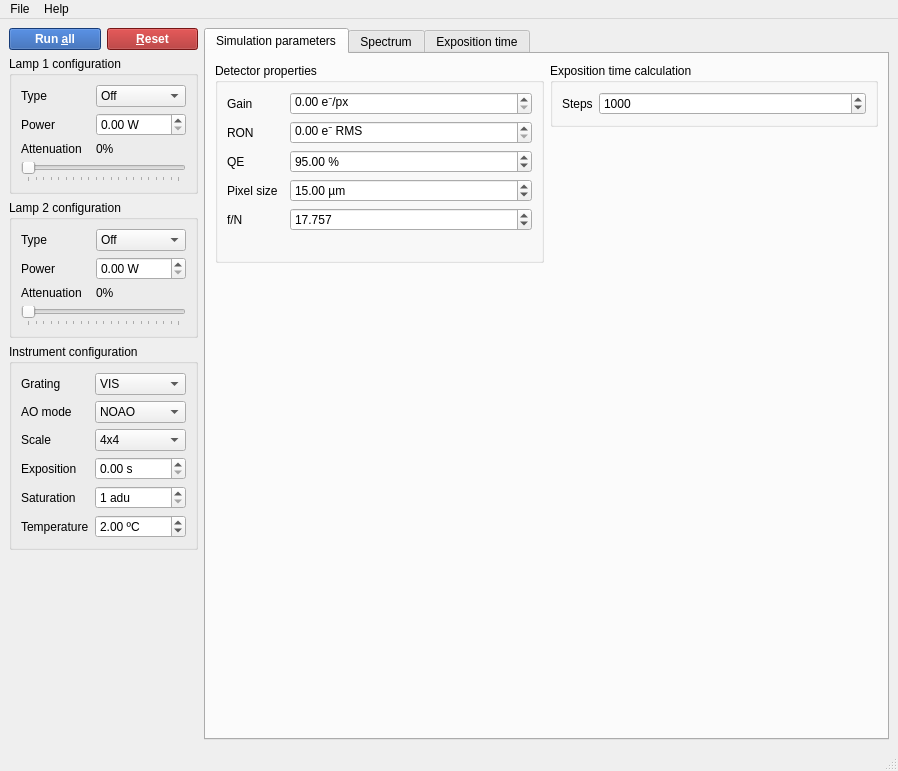
The window that simui/simui.ui (HARMONI-CAB/radiosim) describes before a commit, drawn with Qt 5.
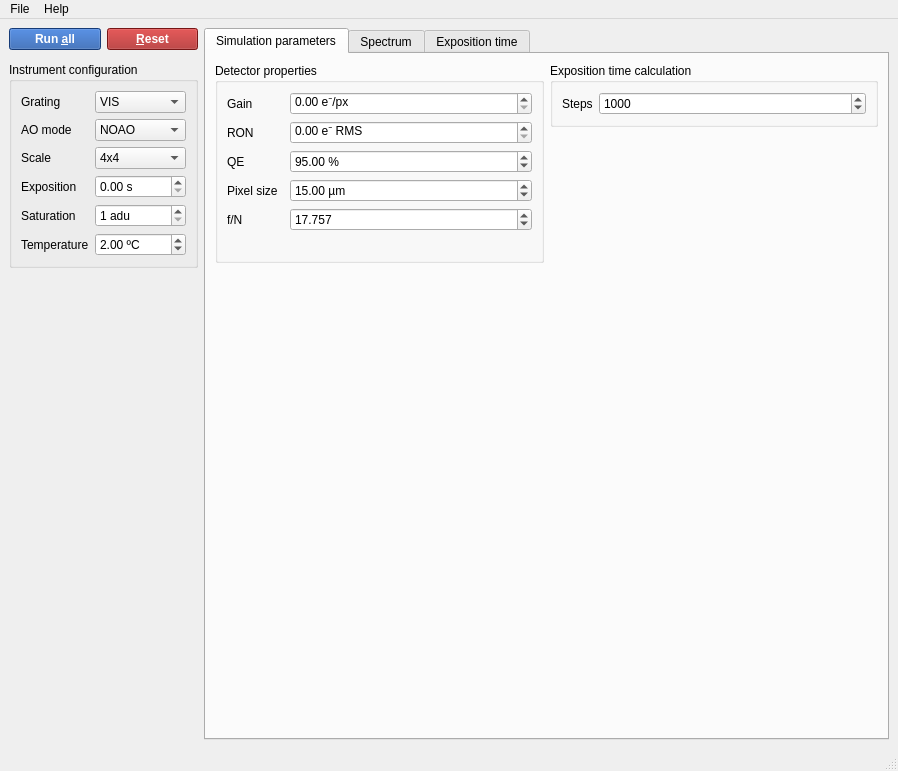
The same window after the commit.

Commit message: WIP: Add lamp control widgets

Diff of the .ui file:
```diff
--- a/simui/simui.ui
+++ b/simui/simui.ui
@@ -39,304 +39,7 @@
       </property>
      </widget>
     </item>
-    <item row="1" column="0" colspan="2">
-     <widget class="QGroupBox" name="lamp1Atten">
-      <property name="title">
-       <string>Lamp 1 configuration</string>
-      </property>
-      <layout class="QGridLayout" name="gridLayout_2">
-       <item row="3" column="0" colspan="2">
-        <widget class="QSlider" name="lamp1AttenSlider">
-         <property name="maximum">
-          <number>100</number>
-         </property>
-         <property name="orientation">
-          <enum>Qt::Horizontal</enum>
-         </property>
-         <property name="tickPosition">
-          <enum>QSlider::TicksBelow</enum>
-         </property>
-         <property name="tickInterval">
-          <number>5</number>
-         </property>
-        </widget>
-       </item>
-       <item row="2" column="1">
-        <widget class="QLabel" name="lamp1AttenLabel">
-         <property name="text">
-          <string>0%</string>
-         </property>
-        </widget>
-       </item>
-       <item row="2" column="0">
-        <widget class="QLabel" name="label_7">
-         <property name="text">
-          <string>Attenuation</string>
-         </property>
-        </widget>
-       </item>
-       <item row="0" column="1">
-        <widget class="QComboBox" name="lamp1TypeCombo">
-         <item>
-          <property name="text">
-           <string>Off</string>
-          </property>
-         </item>
-         <item>
-          <property name="text">
-           <string>Continuum</string>
-          </property>
-         </item>
-         <item>
-          <property name="text">
-           <string>Lines (He)</string>
-          </property>
-         </item>
-        </widget>
-       </item>
-       <item row="0" column="0">
-        <widget class="QLabel" name="label_6">
-         <property name="text">
-          <string>Type</string>
-         </property>
-        </widget>
-       </item>
-       <item row="1" column="0">
-        <widget class="QLabel" name="label_14">
-         <property name="text">
-          <string>Power</string>
-         </property>
-        </widget>
-       </item>
-       <item row="1" column="1">
-        <widget class="QDoubleSpinBox" name="lamp1PowerSpin">
-         <property name="suffix">
-          <string> W</string>
-         </property>
-         <property name="maximum">
-          <double>2000.000000000000000</double>
-         </property>
-        </widget>
-       </item>
-      </layout>
-     </widget>
-    </item>
-    <item row="2" column="0" colspan="2">
-     <widget class="QGroupBox" name="lamp2Atten">
-      <property name="title">
-       <string>Lamp 2 configuration</string>
-      </property>
-      <layout class="QGridLayout" name="gridLayout_3">
-       <item row="3" column="0" colspan="2">
-        <widget class="QSlider" name="lamp2AttenSlider">
-         <property name="maximum">
-          <number>100</number>
-         </property>
-         <property name="orientation">
-          <enum>Qt::Horizontal</enum>
-         </property>
-         <property name="tickPosition">
-          <enum>QSlider::TicksBelow</enum>
-         </property>
-         <property name="tickInterval">
-          <number>5</number>
-         </property>
-        </widget>
-       </item>
-       <item row="2" column="0">
-        <widget class="QLabel" name="label_10">
-         <property name="text">
-          <string>Attenuation</string>
-         </property>
-        </widget>
-       </item>
-       <item row="2" column="1">
-        <widget class="QLabel" name="lamp2AttenLabel">
-         <property name="text">
-          <string>0%</string>
-         </property>
-        </widget>
-       </item>
-       <item row="0" column="1">
-        <widget class="QComboBox" name="lamp2TypeCombo">
-         <item>
-          <property name="text">
-           <string>Off</string>
-          </property>
-         </item>
-         <item>
-          <property name="text">
-           <string>Continuum</string>
-          </property>
-         </item>
-         <item>
-          <property name="text">
-           <string>Lines (He)</string>
-          </property>
-         </item>
-        </widget>
-       </item>
-       <item row="0" column="0">
-        <widget class="QLabel" name="label_9">
-         <property name="text">
-          <string>Type</string>
-         </property>
-        </widget>
-       </item>
-       <item row="1" column="0">
-        <widget class="QLabel" name="label_15">
-         <property name="text">
-          <string>Power</string>
-         </property>
-        </widget>
-       </item>
-       <item row="1" column="1">
-        <widget class="QDoubleSpinBox" name="lamp2PowerSpin">
-         <property name="suffix">
-          <string> W</string>
-         </property>
-         <property name="maximum">
-          <double>2000.000000000000000</double>
-         </property>
-        </widget>
-       </item>
-      </layout>
-     </widget>
-    </item>
-    <item row="3" column="0" colspan="2">
-     <widget class="QGroupBox" name="groupBox">
-      <property name="title">
-       <string>Instrument configuration</string>
-      </property>
-      <layout class="QGridLayout" name="gridLayout">
-       <item row="0" column="0">
-        <widget class="QLabel" name="label">
-         <property name="text">
-          <string>Grating</string>
-         </property>
-        </widget>
-       </item>
-       <item row="2" column="2" colspan="2">
-        <widget class="QComboBox" name="scaleCombo">
-         <item>
-          <property name="text">
-           <string>4x4</string>
-          </property>
-         </item>
-         <item>
-          <property name="text">
-           <string>10x10</string>
-          </property>
-         </item>
-        </widget>
-       </item>
-       <item row="0" column="2" colspan="2">
-        <widget class="QComboBox" name="gratingCombo">
-         <item>
-          <property name="text">
-           <string>VIS</string>
-          </property>
-         </item>
-         <item>
-          <property name="text">
-           <string>LR1</string>
-          </property>
-         </item>
-         <item>
-          <property name="text">
-           <string>LR2</string>
-          </property>
-         </item>
-        </widget>
-       </item>
-       <item row="1" column="0" colspan="2">
-        <widget class="QLabel" name="label_2">
-         <property name="text">
-          <string>AO mode</string>
-         </property>
-        </widget>
-       </item>
-       <item row="1" column="2" colspan="2">
-        <widget class="QComboBox" name="aoModeCombo">
-         <item>
-          <property name="text">
-           <string>NOAO</string>
-          </property>
-         </item>
-         <item>
-          <property name="text">
-           <string>SCAO</string>
-          </property>
-         </item>
-         <item>
-          <property name="text">
-           <string>LTAO</string>
-          </property>
-         </item>
-        </widget>
-       </item>
-       <item row="2" column="0" colspan="2">
-        <widget class="QLabel" name="label_3">
-         <property name="text">
-          <string>Scale</string>
-         </property>
-        </widget>
-       </item>
-       <item row="3" column="0" colspan="2">
-        <widget class="QLabel" name="label_4">
-         <property name="text">
-          <string>Exposition</string>
-         </property>
-        </widget>
-       </item>
-       <item row="5" column="0" colspan="2">
-        <widget class="QLabel" name="label_5">
-         <property name="text">
-          <string>Saturation</string>
-         </property>
-        </widget>
-       </item>
-       <item row="5" column="2" colspan="2">
-        <widget class="QSpinBox" name="satLevelSpin">
-         <property name="suffix">
-          <string> adu</string>
-         </property>
-         <property name="minimum">
-          <number>1</number>
-         </property>
-         <property name="maximum">
-          <number>16777216</number>
-         </property>
-        </widget>
-       </item>
-       <item row="6" column="0" colspan="2">
-        <widget class="QLabel" name="label_16">
-         <property name="text">
-          <string>Temperature</string>
-         </property>
-        </widget>
-       </item>
-       <item row="6" column="2" colspan="2">
-        <widget class="QDoubleSpinBox" name="tempSpin">
-         <property name="suffix">
-          <string> ºC</string>
-         </property>
-         <property name="value">
-          <double>2.000000000000000</double>
-         </property>
-        </widget>
-       </item>
-       <item row="3" column="2" colspan="2">
-        <widget class="QDoubleSpinBox" name="expTimeSpin">
-         <property name="suffix">
-          <string> s</string>
-         </property>
-        </widget>
-       </item>
-      </layout>
-     </widget>
-    </item>
-    <item row="0" column="2" rowspan="5">
+    <item row="0" column="2" rowspan="4">
      <widget class="QTabWidget" name="tabWidget">
       <property name="currentIndex">
        <number>0</number>
@@ -903,7 +606,140 @@
       </widget>
      </widget>
     </item>
-    <item row="4" column="0" colspan="2">
+    <item row="2" column="0" colspan="2">
+     <widget class="QGroupBox" name="groupBox">
+      <property name="title">
+       <string>Instrument configuration</string>
+      </property>
+      <layout class="QGridLayout" name="gridLayout">
+       <item row="0" column="0">
+        <widget class="QLabel" name="label">
+         <property name="text">
+          <string>Grating</string>
+         </property>
+        </widget>
+       </item>
+       <item row="2" column="2" colspan="2">
+        <widget class="QComboBox" name="scaleCombo">
+         <item>
+          <property name="text">
+           <string>4x4</string>
+          </property>
+         </item>
+         <item>
+          <property name="text">
+           <string>10x10</string>
+          </property>
+         </item>
+        </widget>
+       </item>
+       <item row="0" column="2" colspan="2">
+        <widget class="QComboBox" name="gratingCombo">
+         <item>
+          <property name="text">
+           <string>VIS</string>
+          </property>
+         </item>
+         <item>
+          <property name="text">
+           <string>LR1...</string>
+          </property>
+         </item>
+         <item>
+          <property name="text">
+           <string>LR2</string>
+          </property>
+         </item>
+        </widget>
+       </item>
+       <item row="1" column="0" colspan="2">
+        <widget class="QLabel" name="label_2">
+         <property name="text">
+          <string>AO mode</string>
+         </property>
+        </widget>
+       </item>
+       <item row="1" column="2" colspan="2">
+        <widget class="QComboBox" name="aoModeCombo">
+         <item>
+          <property name="text">
+           <string>NOAO</string>
+          </property>
+         </item>
+         <item>
+          <property name="text">
+           <string>SCAO</string>
+          </property>
+         </item>
+         <item>
+          <property name="text">
+           <string>LTAO</string>
+          </property>
+         </item>
+        </widget>
+       </item>
+       <item row="2" column="0" colspan="2">
+        <widget class="QLabel" name="label_3">
+         <property name="text">
+          <string>Scale</string>
+         </property>
+        </widget>
+       </item>
+       <item row="3" column="0" colspan="2">
+        <widget class="QLabel" name="label_4">
+         <property name="text">
+          <string>Exposition</string>
+         </property>
+        </widget>
+       </item>
+       <item row="5" column="0" colspan="2">
+        <widget class="QLabel" name="label_5">
+         <property name="text">
+          <string>Saturation</string>
+         </property>
+        </widget>
+       </item>
+       <item row="5" column="2" colspan="2">
+        <widget class="QSpinBox" name="satLevelSpin">
+         <property name="suffix">
+          <string> adu</string>
+         </property>
+         <property name="minimum">
+          <number>1</number>
+         </property>
+         <property name="maximum">
+          <number>16777216</number>
+         </property>
+        </widget>
+       </item>
+       <item row="6" column="0" colspan="2">
+        <widget class="QLabel" name="label_16">
+         <property name="text">
+          <string>Temperature</string>
+         </property>
+        </widget>
+       </item>
+       <item row="6" column="2" colspan="2">
+        <widget class="QDoubleSpinBox" name="tempSpin">
+         <property name="suffix">
+          <string> ºC</string>
+         </property>
+         <property name="value">
+          <double>2.000000000000000</double>
+         </property>
+        </widget>
+       </item>
+       <item row="3" column="2" colspan="2">
+        <widget class="QDoubleSpinBox" name="expTimeSpin">
+         <property name="suffix">
+          <string> s</string>
+         </property>
+        </widget>
+       </item>
+      </layout>
+     </widget>
+    </item>
+    <item row="3" column="0" colspan="2">
      <spacer name="verticalSpacer_6">
       <property name="orientation">
        <enum>Qt::Vertical</enum>
```
Left out of the diff: 23 changed lines with no effect on the pictures. The commit also changes 8 other files.
